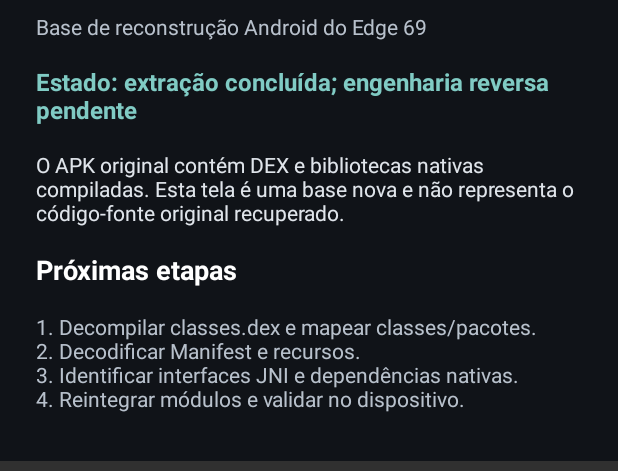
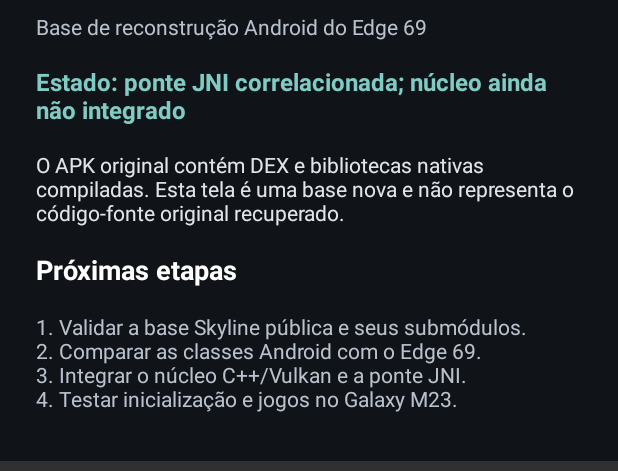
Before and after one commit to dimmstz/Skyline_Edge_Dimm, an Android app: the screen it shows after launch (MainActivity), on a phone screen of 412 x 824 dp, the part 125-596 px from its top. Run offline under Robolectric (Android 15) with nearby library versions, the phone set to English and light mode, and no system bars.

Commit message:
Reflect verified JNI mapping in diagnostic screen

```diff
--- a/app/src/main/java/com/dimm/skyline/MainActivity.kt
+++ b/app/src/main/java/com/dimm/skyline/MainActivity.kt
@@ -27,17 +27,17 @@ class MainActivity : Activity() {
         }
         addText("SKYLINE DIMM", 26f, 0xFFFFFFFF.toInt(), true)
         addText("Base de reconstrução Android do Edge 69", 14f, 0xFFB8C1CC.toInt())
-        addText("Estado: extração concluída; engenharia reversa pendente", 16f, 0xFF80CBC4.toInt(), true)
+        addText("Estado: ponte JNI correlacionada; núcleo ainda não integrado", 16f, 0xFF80CBC4.toInt(), true)
         addText(
             "O APK original contém DEX e bibliotecas nativas compiladas. Esta tela é uma base nova e não representa o código-fonte original recuperado.",
             14f, 0xFFE0E5EB.toInt()
         )
         addText("Próximas etapas", 18f, 0xFFFFFFFF.toInt(), true)
         addText(
-            "1. Decompilar classes.dex e mapear classes/pacotes.\n" +
-                "2. Decodificar Manifest e recursos.\n" +
-                "3. Identificar interfaces JNI e dependências nativas.\n" +
-                "4. Reintegrar módulos e validar no dispositivo.",
+            "1. Validar a base Skyline pública e seus submódulos.\n" +
+                "2. Comparar as classes Android com o Edge 69.\n" +
+                "3. Integrar o núcleo C++/Vulkan e a ponte JNI.\n" +
+                "4. Testar inicialização e jogos no Galaxy M23.",
             14f, 0xFFB8C1CC.toInt()
         )
         setContentView(ScrollView(this).apply { addView(content) })
```
